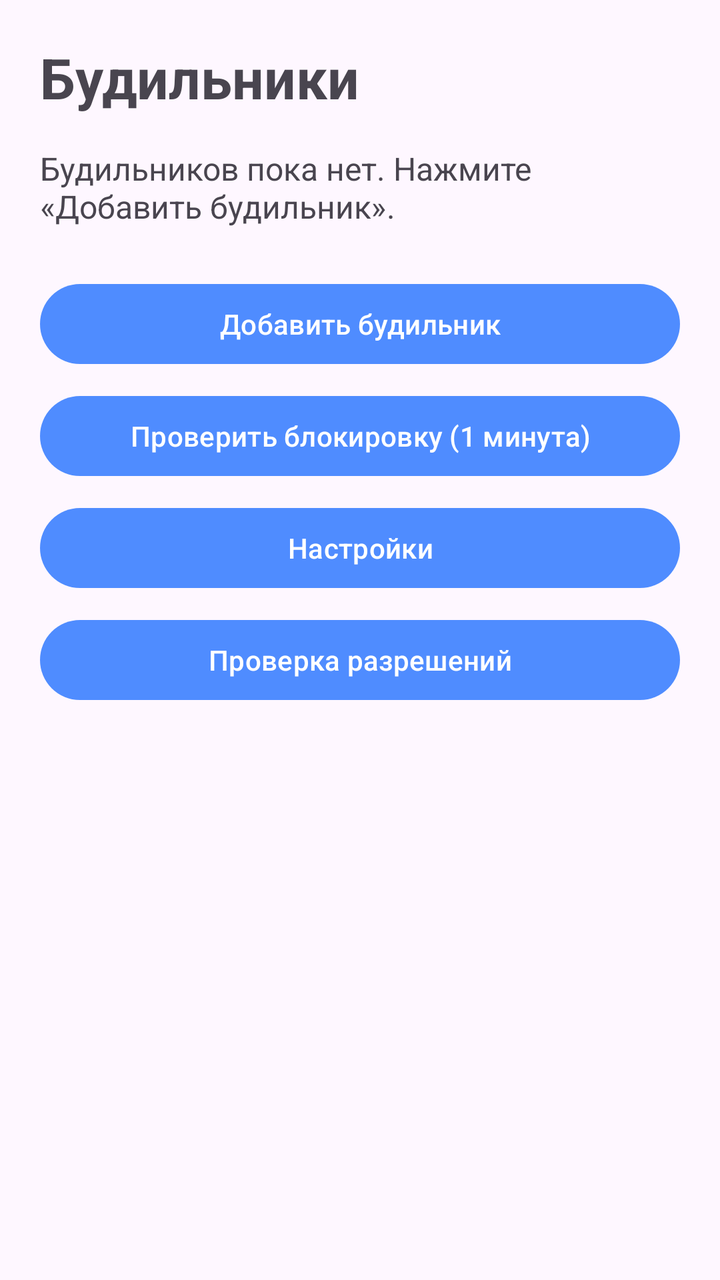
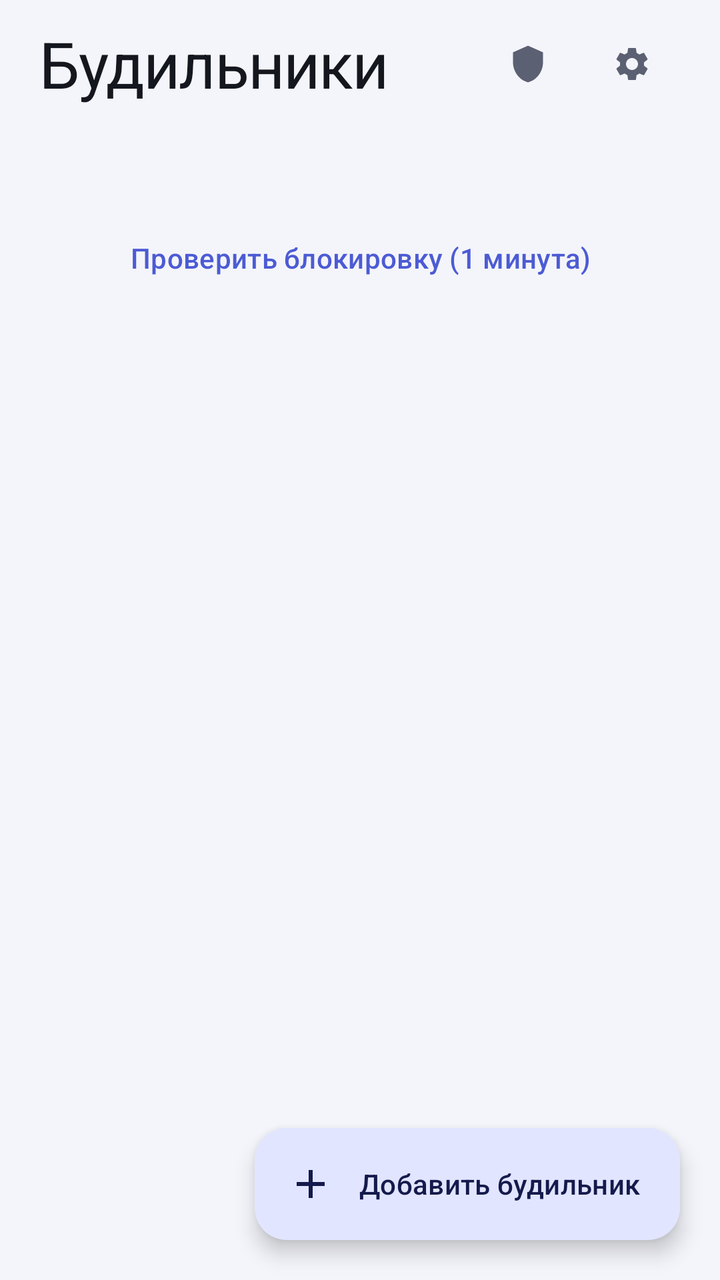

Compare the two renders of this Android layout. The source of the first and the diff that turns it into the second are given below.
<!-- AndroidManifest.xml: application theme Theme.AdvancedAlarm -->
<!-- res/layout/activity_main.xml -->
<?xml version="1.0" encoding="utf-8"?>
<ScrollView xmlns:android="http://schemas.android.com/apk/res/android"
    android:layout_width="match_parent"
    android:layout_height="match_parent"
    android:fillViewport="true">

    <LinearLayout
        android:layout_width="match_parent"
        android:layout_height="wrap_content"
        android:orientation="vertical"
        android:padding="20dp">

        <TextView
            android:layout_width="wrap_content"
            android:layout_height="wrap_content"
            android:text="@string/main_title"
            android:textSize="28sp"
            android:textStyle="bold" />

        <TextView
            android:id="@+id/emptyText"
            android:layout_width="match_parent"
            android:layout_height="wrap_content"
            android:layout_marginTop="16dp"
            android:text="@string/main_empty"
            android:textSize="16sp" />

        <LinearLayout
            android:id="@+id/alarmList"
            android:layout_width="match_parent"
            android:layout_height="wrap_content"
            android:layout_marginTop="8dp"
            android:orientation="vertical" />

        <Button
            android:id="@+id/addAlarmButton"
            android:layout_width="match_parent"
            android:layout_height="wrap_content"
            android:layout_marginTop="16dp"
            android:text="@string/action_add_alarm" />

        <Button
            android:id="@+id/testButton"
            android:layout_width="match_parent"
            android:layout_height="wrap_content"
            android:layout_marginTop="8dp"
            android:text="@string/action_test_lock" />

        <Button
            android:id="@+id/settingsButton"
            android:layout_width="match_parent"
            android:layout_height="wrap_content"
            android:layout_marginTop="8dp"
            android:text="@string/action_settings" />

        <Button
            android:id="@+id/onboardingButton"
            android:layout_width="match_parent"
            android:layout_height="wrap_content"
            android:layout_marginTop="8dp"
            android:text="@string/action_onboarding" />
    </LinearLayout>
</ScrollView>
<!-- resources referenced by this layout -->
<resources>
  <string name="main_empty">Будильников пока нет. Нажмите «Добавить будильник».</string>
  <style name="Theme.AdvancedAlarm" parent="Theme.Material3.DayNight.NoActionBar">
          <item name="colorPrimary">@color/lock_accent</item>
      </style>
  <color name="lock_accent">#FF4F8CFF</color>
  <!-- unchanged entries left out for length: 5 -->
</resources>

<!-- the commit's change to res/layout/activity_main.xml (unified diff, before → after) -->
@@ -1,63 +1,126 @@
 <?xml version="1.0" encoding="utf-8"?>
-<ScrollView xmlns:android="http://schemas.android.com/apk/res/android"
+<androidx.coordinatorlayout.widget.CoordinatorLayout xmlns:android="http://schemas.android.com/apk/res/android"
+    xmlns:app="http://schemas.android.com/apk/res-auto"
+    android:id="@+id/root"
     android:layout_width="match_parent"
     android:layout_height="match_parent"
-    android:fillViewport="true">
+    android:background="?android:attr/colorBackground">
 
-    <LinearLayout
+    <androidx.core.widget.NestedScrollView
         android:layout_width="match_parent"
-        android:layout_height="wrap_content"
-        android:orientation="vertical"
-        android:padding="20dp">
+        android:layout_height="match_parent"
+        android:clipToPadding="false"
+        android:paddingBottom="@dimen/fab_clearance"
+        android:scrollbars="none">
 
-        <TextView
-            android:layout_width="wrap_content"
-            android:layout_height="wrap_content"
-            android:text="@string/main_title"
-            android:textSize="28sp"
-            android:textStyle="bold" />
-
-        <TextView
-            android:id="@+id/emptyText"
+        <LinearLayout
             android:layout_width="match_parent"
             android:layout_height="wrap_content"
-            android:layout_marginTop="16dp"
-            android:text="@string/main_empty"
-            android:textSize="16sp" />
+            android:orientation="vertical"
+            android:paddingStart="@dimen/screen_padding"
+            android:paddingTop="@dimen/screen_padding_top"
+            android:paddingEnd="@dimen/screen_padding">
 
-        <LinearLayout
-            android:id="@+id/alarmList"
-            android:layout_width="match_parent"
-            android:layout_height="wrap_content"
-            android:layout_marginTop="8dp"
-            android:orientation="vertical" />
+            <LinearLayout
+                android:layout_width="match_parent"
+                android:layout_height="wrap_content"
+                android:gravity="center_vertical"
+                android:orientation="horizontal">
 
-        <Button
-            android:id="@+id/addAlarmButton"
-            android:layout_width="match_parent"
-            android:layout_height="wrap_content"
-            android:layout_marginTop="16dp"
-            android:text="@string/action_add_alarm" />
+                <TextView
+                    android:layout_width="0dp"
+                    android:layout_height="wrap_content"
+                    android:layout_weight="1"
+                    android:text="@string/main_title"
+                    android:textAppearance="@style/TextAppearance.AdvancedAlarm.ScreenTitle" />
 
-        <Button
-            android:id="@+id/testButton"
-            android:layout_width="match_parent"
-            android:layout_height="wrap_content"
-            android:layout_marginTop="8dp"
-            android:text="@string/action_test_lock" />
+                <com.google.android.material.button.MaterialButton
+                    android:id="@+id/onboardingButton"
+                    style="@style/Widget.Material3.Button.IconButton"
+                    android:layout_width="48dp"
+                    android:layout_height="48dp"
+                    android:contentDescription="@string/action_onboarding"
+                    app:icon="@drawable/ic_shield_check"
+                    app:iconTint="?attr/colorOnSurfaceVariant" />
 
-        <Button
-            android:id="@+id/settingsButton"
-            android:layout_width="match_parent"
-            android:layout_height="wrap_content"
-            android:layout_marginTop="8dp"
-            android:text="@string/action_settings" />
+                <com.google.android.material.button.MaterialButton
+                    android:id="@+id/settingsButton"
+                    style="@style/Widget.Material3.Button.IconButton"
+                    android:layout_width="48dp"
+                    android:layout_height="48dp"
+                    android:layout_marginStart="4dp"
+                    android:contentDescription="@string/action_settings"
+                    app:icon="@drawable/ic_settings"
+                    app:iconTint="?attr/colorOnSurfaceVariant" />
+            </LinearLayout>
 
-        <Button
-            android:id="@+id/onboardingButton"
-            android:layout_width="match_parent"
-            android:layout_height="wrap_content"
-            android:layout_marginTop="8dp"
-            android:text="@string/action_onboarding" />
-    </LinearLayout>
-</ScrollView>
+            <TextView
+                android:id="@+id/nextAlarmText"
+                android:layout_width="match_parent"
+                android:layout_height="wrap_content"
+                android:layout_marginTop="2dp"
+                android:textAppearance="?attr/textAppearanceBodyMedium"
+                android:textColor="?attr/colorOnSurfaceVariant" />
+
+            
+            <LinearLayout
+                android:id="@+id/emptyText"
+                android:layout_width="match_parent"
+                android:layout_height="wrap_content"
+                android:layout_marginTop="56dp"
+                android:gravity="center_horizontal"
+                android:orientation="vertical"
+                android:visibility="gone">
+
+                <ImageView
+                    android:layout_width="56dp"
+                    android:layout_height="56dp"
+                    android:alpha="0.55"
+                    android:contentDescription="@null"
+                    android:src="@drawable/ic_alarm_outline"
+                    app:tint="?attr/colorOnSurfaceVariant" />
+
+                <TextView
+                    android:layout_width="wrap_content"
+                    android:layout_height="wrap_content"
+                    android:layout_marginTop="18dp"
+                    android:text="@string/main_empty_title"
+                    android:textAppearance="?attr/textAppearanceTitleMedium" />
+
+                <TextView
+                    android:layout_width="wrap_content"
+                    android:layout_height="wrap_content"
+                    android:layout_marginTop="6dp"
+                    android:gravity="center"
+                    android:text="@string/main_empty_hint"
+                    android:textAppearance="?attr/textAppearanceBodyMedium"
+                    android:textColor="?attr/colorOnSurfaceVariant" />
+            </LinearLayout>
+
+            <LinearLayout
+                android:id="@+id/alarmList"
+                android:layout_width="match_parent"
+                android:layout_height="wrap_content"
+                android:layout_marginTop="20dp"
+                android:orientation="vertical" />
+
+            <com.google.android.material.button.MaterialButton
+                android:id="@+id/testButton"
+                style="@style/Widget.Material3.Button.TextButton"
+                android:layout_width="wrap_content"
+                android:layout_height="wrap_content"
+                android:layout_gravity="center_horizontal"
+                android:layout_marginTop="8dp"
+                android:text="@string/action_test_lock" />
+        </LinearLayout>
+    </androidx.core.widget.NestedScrollView>
+
+    <com.google.android.material.floatingactionbutton.ExtendedFloatingActionButton
+        android:id="@+id/addAlarmButton"
+        android:layout_width="wrap_content"
+        android:layout_height="wrap_content"
+        android:layout_gravity="bottom|end"
+        android:layout_margin="@dimen/screen_padding"
+        android:text="@string/action_add_alarm"
+        app:icon="@drawable/ic_add" />
+</androidx.coordinatorlayout.widget.CoordinatorLayout>
<!-- resource entries referenced after the edit -->
@@ -1,10 +1,103 @@
 <!-- resources referenced by this layout -->
 <resources>
-  <string name="main_empty">Будильников пока нет. Нажмите «Добавить будильник».</string>
+  <dimen name="fab_clearance">88dp</dimen>
+  <dimen name="screen_padding">20dp</dimen>
+  <dimen name="screen_padding_top">8dp</dimen>
+  <!-- drawable ic_add (drawable) -->
+  <?xml version="1.0" encoding="utf-8"?>
+  <vector xmlns:android="http://schemas.android.com/apk/res/android"
+      android:width="24dp"
+      android:height="24dp"
+      android:viewportWidth="24"
+      android:viewportHeight="24">
+      <path
+          android:fillColor="@android:color/white"
+          android:pathData="M19,13h-6v6h-2v-6H5v-2h6V5h2v6h6v2z" />
+  </vector>
+  <!-- drawable ic_alarm_outline (drawable) -->
+  <?xml version="1.0" encoding="utf-8"?>
+  <vector xmlns:android="http://schemas.android.com/apk/res/android"
+      android:width="24dp"
+      android:height="24dp"
+      android:viewportWidth="24"
+      android:viewportHeight="24">
+      <path
+          android:fillColor="@android:color/white"
+          android:pathData="M12,22c1.1,0 2,-0.9 2,-2h-4c0,1.1 0.9,2 2,2zM18,16v-5c0,-3.07 -1.63,-5.64 -4.5,-6.32V4c0,-0.83 -0.67,-1.5 -1.5,-1.5S10.5,3.17 10.5,4v0.68C7.64,5.36 6,7.92 6,11v5l-2,2v1h16v-1l-2,-2z" />
+  </vector>
+  <!-- drawable ic_settings (drawable) -->
+  <?xml version="1.0" encoding="utf-8"?>
+  <vector xmlns:android="http://schemas.android.com/apk/res/android"
+      android:width="24dp"
+      android:height="24dp"
+      android:viewportWidth="24"
+      android:viewportHeight="24">
+      <path
+          android:fillColor="@android:color/white"
+          android:pathData="M19.14,12.94c0.04,-0.3 0.06,-0.61 0.06,-0.94c0,-0.32 -0.02,-0.64 -0.07,-0.94l2.03,-1.58c0.18,-0.14 0.23,-0.41 0.12,-0.61l-1.92,-3.32c-0.12,-0.22 -0.37,-0.29 -0.59,-0.22l-2.39,0.96c-0.5,-0.38 -1.03,-0.7 -1.62,-0.94L14.4,2.81c-0.04,-0.24 -0.24,-0.41 -0.48,-0.41h-3.84c-0.24,0 -0.43,0.17 -0.47,0.41L9.25,5.35C8.66,5.59 8.12,5.92 7.63,6.29L5.24,5.33c-0.22,-0.08 -0.47,0 -0.59,0.22L2.74,8.87C2.62,9.08 2.66,9.34 2.86,9.48l2.03,1.58C4.84,11.36 4.8,11.69 4.8,12s0.02,0.64 0.07,0.94l-2.03,1.58c-0.18,0.14 -0.23,0.41 -0.12,0.61l1.92,3.32c0.12,0.22 0.37,0.29 0.59,0.22l2.39,-0.96c0.5,0.38 1.03,0.7 1.62,0.94l0.36,2.54c0.05,0.24 0.24,0.41 0.48,0.41h3.84c0.24,0 0.44,-0.17 0.47,-0.41l0.36,-2.54c0.59,-0.24 1.13,-0.56 1.62,-0.94l2.39,0.96c0.22,0.08 0.47,0 0.59,-0.22l1.92,-3.32c0.12,-0.22 0.07,-0.47 -0.12,-0.61L19.14,12.94zM12,15.6c-1.98,0 -3.6,-1.62 -3.6,-3.6s1.62,-3.6 3.6,-3.6s3.6,1.62 3.6,3.6S13.98,15.6 12,15.6z" />
+  </vector>
+  <!-- drawable ic_shield_check (drawable) -->
+  <?xml version="1.0" encoding="utf-8"?>
+  <vector xmlns:android="http://schemas.android.com/apk/res/android"
+      android:width="24dp"
+      android:height="24dp"
+      android:viewportWidth="24"
+      android:viewportHeight="24">
+      <path
+          android:fillColor="@android:color/white"
+          android:pathData="M12,1L3,5v6c0,5.55 3.84,10.74 9,12 5.16,-1.26 9,-6.45 9,-12V5l-9,-4z" />
+      <path
+          android:fillColor="@android:color/white"
+          android:pathData="M10.6,16.2l-3.8,-3.8 1.4,-1.4 2.4,2.4 5.2,-5.2 1.4,1.4z" />
+  </vector>
+  <string name="main_empty_hint">Добавьте первый будильник кнопкой ниже.</string>
+  <string name="main_empty_title">Пока пусто</string>
+  <style name="TextAppearance.AdvancedAlarm.ScreenTitle" parent="TextAppearance.Material3.HeadlineLarge">
+          <item name="android:textColor">?attr/colorOnSurface</item>
+          <item name="android:letterSpacing">-0.02</item>
+      </style>
   <style name="Theme.AdvancedAlarm" parent="Theme.Material3.DayNight.NoActionBar">
-          <item name="colorPrimary">@color/lock_accent</item>
+          <item name="colorPrimary">@color/accent</item>
+          <item name="colorOnPrimary">@color/on_accent</item>
+          <item name="colorPrimaryContainer">@color/accent_container</item>
+          <item name="colorOnPrimaryContainer">@color/on_accent_container</item>
+          <item name="colorSecondary">@color/accent</item>
+          <item name="colorOnSecondary">@color/on_accent</item>
+          <item name="colorSecondaryContainer">@color/accent_container</item>
+          <item name="colorOnSecondaryContainer">@color/on_accent_container</item>
+  
+          <item name="colorSurface">@color/surface</item>
+          <item name="colorOnSurface">@color/on_surface</item>
+          <item name="colorSurfaceVariant">@color/surface_container_high</item>
+          <item name="colorOnSurfaceVariant">@color/on_surface_variant</item>
+          <item name="colorSurfaceContainerLow">@color/surface_container_low</item>
+          <item name="colorSurfaceContainer">@color/surface_container</item>
+          <item name="colorSurfaceContainerHigh">@color/surface_container_high</item>
+          <item name="colorOutline">@color/outline</item>
+          <item name="colorOutlineVariant">@color/outline_variant</item>
+          <item name="colorError">@color/danger</item>
+          <item name="colorOnError">@color/on_danger</item>
+  
+          <item name="android:colorBackground">@color/background</item>
+          <item name="android:windowBackground">@color/background</item>
+          <item name="android:statusBarColor">@android:color/transparent</item>
+          <item name="android:navigationBarColor">@android:color/transparent</item>
       </style>
-  <color name="lock_accent">#FF4F8CFF</color>
+  <color name="accent">#4C5BD4</color>
+  <color name="on_accent">#FFFFFFFF</color>
+  <color name="accent_container">#E2E5FF</color>
+  <color name="on_accent_container">#141A4B</color>
+  <color name="surface">#F4F5FA</color>
+  <color name="on_surface">#15171F</color>
+  <color name="surface_container_high">#EDEFF7</color>
+  <color name="on_surface_variant">#5B6072</color>
+  <color name="surface_container_low">#FFFFFFFF</color>
+  <color name="surface_container">#FBFBFE</color>
+  <color name="outline">#C7CAD8</color>
+  <color name="outline_variant">#E3E5EF</color>
+  <color name="danger">#C4364A</color>
+  <color name="on_danger">#FFFFFFFF</color>
+  <color name="background">#F4F5FA</color>
   <!-- unchanged entries left out for length: 5 -->
 </resources>
 
